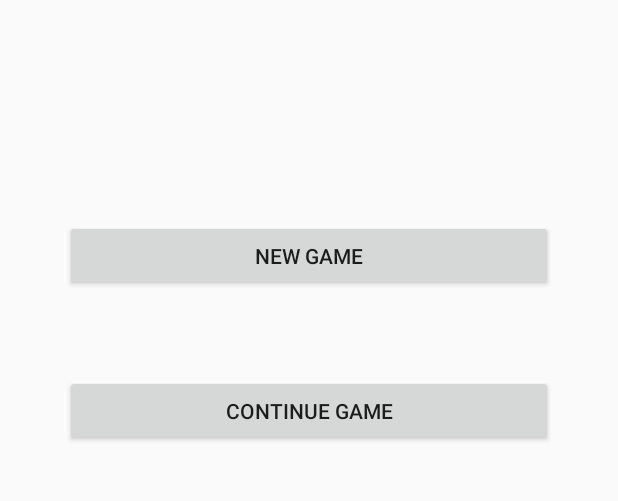
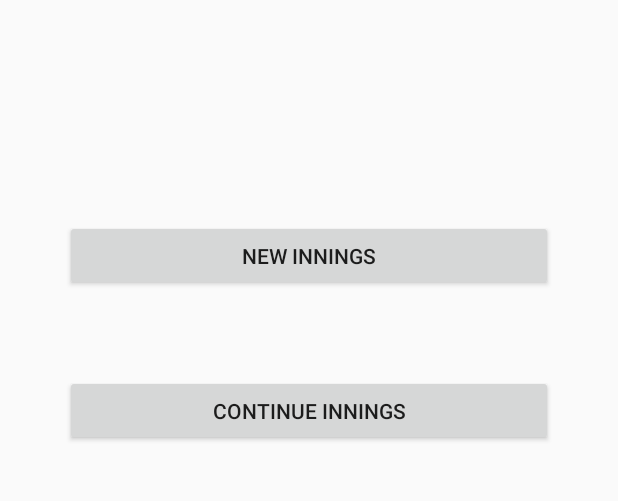
Before and after one commit to JCKing97/UmpireCricket, an Android app: the screen it shows after launch (MainActivity), on a phone screen of 412 x 824 dp, the part 345-846 px from its top. Run offline under Robolectric (Android 15) with nearby library versions, the phone set to English and light mode, and no system bars.

Commit message:
Rename game to innings

```diff
--- a/app/src/main/AndroidManifest.xml
+++ b/app/src/main/AndroidManifest.xml
@@ -9,7 +9,7 @@
         android:roundIcon="@mipmap/ic_launcher_round"
         android:supportsRtl="true"
         android:theme="@style/AppTheme">
-        <activity android:name=".OverActivity" />
+        <activity android:name=".InningsActivity" />
         <activity android:name=".MainActivity">
             <intent-filter>
                 <action android:name="android.intent.action.MAIN" />
--- a/app/src/main/java/com/jcking97/umpirecricket/MainActivity.kt
+++ b/app/src/main/java/com/jcking97/umpirecricket/MainActivity.kt
@@ -8,31 +8,31 @@ import androidx.appcompat.app.AppCompatActivity
 
 class MainActivity : AppCompatActivity() {
 
-    var game = Game()
+    var innings = Innings()
 
     override fun onCreate(savedInstanceState: Bundle?) {
         super.onCreate(savedInstanceState)
         setContentView(R.layout.activity_main)
 
-        // Set up new and continue game buttons
-        val newGameActivity = findViewById<Button>(R.id.newGameButton)
-        newGameActivity.setOnClickListener{ newGame() }
+        // Set up new and continue innings buttons
+        val newInningsActivity = findViewById<Button>(R.id.newInningsButton)
+        newInningsActivity.setOnClickListener{ newInnings() }
 
-        val continueGameActivity = findViewById<Button>(R.id.continueGameButton)
-        continueGameActivity.setOnClickListener{ continueGame() }
+        val continueInningsActivity = findViewById<Button>(R.id.continueInningsButton)
+        continueInningsActivity.setOnClickListener{ continueInnings() }
     }
 
-    private fun newGame() {
-        val intent = Intent(this, OverActivity::class.java)
-        game = Game.newGame()
-        intent.putExtra("game", game)
+    private fun newInnings() {
+        val intent = Intent(this, InningsActivity::class.java)
+        innings = Innings.newInnings()
+        intent.putExtra("innings", innings)
         startActivity(intent)
     }
 
-    private fun continueGame() {
-        val intent = Intent(this, OverActivity::class.java)
-        game = Game.fromFile()
-        intent.putExtra("game", game)
+    private fun continueInnings() {
+        val intent = Intent(this, InningsActivity::class.java)
+        innings = Innings.fromFile()
+        intent.putExtra("innings", innings)
         startActivity(intent)
     }
 }
--- a/app/src/main/res/layout/activity_over.xml
+++ b/app/src/main/res/layout/activity_innings.xml
@@ -4,7 +4,7 @@
     xmlns:tools="http://schemas.android.com/tools"
     android:layout_width="match_parent"
     android:layout_height="match_parent"
-    tools:context=".OverActivity">
+    tools:context=".InningsActivity">
 
     <TableLayout
         android:layout_width="409dp"
--- a/app/src/main/res/layout/activity_main.xml
+++ b/app/src/main/res/layout/activity_main.xml
@@ -24,7 +24,7 @@
         app:layout_constraintTop_toTopOf="parent" />
 
     <Button
-        android:id="@+id/newGameButton"
+        android:id="@+id/newInningsButton"
         android:layout_width="325dp"
         android:layout_height="47dp"
         android:layout_marginStart="43dp"
@@ -33,14 +33,14 @@
         android:layout_marginEnd="43dp"
         android:layout_marginRight="43dp"
         android:layout_marginBottom="391dp"
-        android:text="New Game"
+        android:text="New Innings"
         app:layout_constraintBottom_toBottomOf="parent"
         app:layout_constraintEnd_toEndOf="parent"
         app:layout_constraintStart_toStartOf="parent"
         app:layout_constraintTop_toBottomOf="@+id/title" />
 
     <Button
-        android:id="@+id/continueGameButton"
+        android:id="@+id/continueInningsButton"
         android:layout_width="325dp"
         android:layout_height="47dp"
         android:layout_marginStart="43dp"
@@ -49,9 +49,9 @@
         android:layout_marginEnd="43dp"
         android:layout_marginRight="43dp"
         android:layout_marginBottom="292dp"
-        android:text="Continue Game"
+        android:text="Continue Innings"
         app:layout_constraintBottom_toBottomOf="parent"
         app:layout_constraintEnd_toEndOf="parent"
         app:layout_constraintStart_toStartOf="parent"
-        app:layout_constraintTop_toBottomOf="@+id/newGameButton" />
+        app:layout_constraintTop_toBottomOf="@+id/newInningsButton" />
 </androidx.constraintlayout.widget.ConstraintLayout>
```
Also changed, not shown: app/src/main/java/com/jcking97/umpirecricket/Innings.kt (renamed from app/src/main/java/com/jcking97/umpirecricket/Game.kt, +5 -5 lines), app/src/main/java/com/jcking97/umpirecricket/InningsActivity.kt (renamed from app/src/main/java/com/jcking97/umpirecricket/OverActivity.kt, +11 -11 lines), 2 other files.
